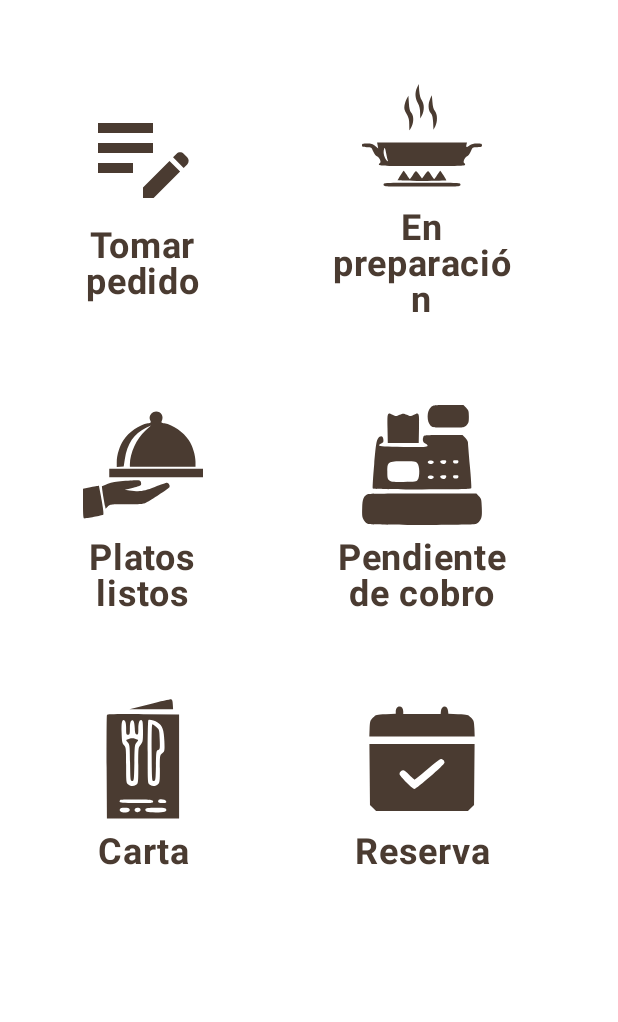
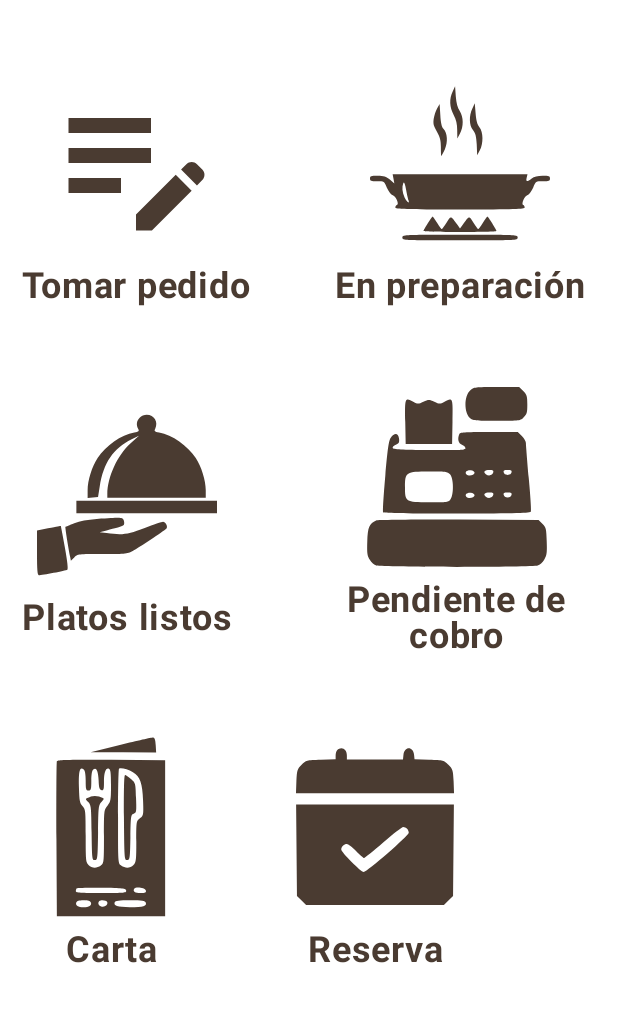
Before and after one commit to rluquea95/proyecto_comandas, an Android app built with Jetpack Compose: the MainMenuScreen screen opened through its navigation route, on a phone screen of 412 x 824 dp, the part 96-1118 px from its top. Run offline under Robolectric (Android 15) with nearby library versions, the phone set to English and light mode, and no system bars; our stand-ins replace Dagger/Hilt's generated code, Firebase (no records; nobody signed in at launch, a user with empty details on screens opened directly).

Commit message:
Cambios en la apariencia de MainMenu y Carta (colores, posición)

```diff
--- a/app/src/main/java/com/example/readytapas/ui/screens/mainmenu/MainMenuScreen.kt
+++ b/app/src/main/java/com/example/readytapas/ui/screens/mainmenu/MainMenuScreen.kt
@@ -35,21 +35,15 @@ fun MainMenuScreen(
             .fillMaxSize()
             .background(BarBlancoHuesoTexto)
     ) {
-        Column(
-            modifier = Modifier.fillMaxSize()
-        ) {
         TopBarWithMenu(
             title = "Ready Tapas",
             onLogoutClick = onLogoutClick,
             showBackButton = false
         )
-            // Se añade espacio entre la barra superior y el contenido
-            Spacer(modifier = Modifier.height(20.dp))
+
         Column(
-                modifier = Modifier
-                    .fillMaxSize()
-                    .padding(16.dp),
-                verticalArrangement = Arrangement.spacedBy(28.dp),
+            modifier = Modifier.fillMaxSize(),
+            verticalArrangement = Arrangement.Center,
             horizontalAlignment = Alignment.CenterHorizontally
         ) {
             // Los botones de la pantalla principal
@@ -70,6 +64,8 @@ fun MainMenuScreen(
                 )
             }
 
+            Spacer(modifier = Modifier.height(25.dp))
+
             Row(
                 modifier = Modifier.fillMaxWidth(),
                 horizontalArrangement = Arrangement.spacedBy(28.dp),
@@ -86,6 +82,8 @@ fun MainMenuScreen(
                     onClick = { navController.navigate("pendienteCobro") } // Navegar a la pantalla de pendiente de cobro
                 )
             }
+
+            Spacer(modifier = Modifier.height(25.dp))
 
             Row(
                 modifier = Modifier.fillMaxWidth(),
@@ -106,7 +104,6 @@ fun MainMenuScreen(
         }
     }
 }
-}
 
 @Composable
 fun MenuItem(
@@ -117,24 +114,29 @@ fun MenuItem(
     Column(
         modifier = Modifier
             .clickable { onClick() }
-            .padding(14.dp)
-            .width(130.dp),
-        horizontalAlignment = Alignment.CenterHorizontally
+            .padding(14.dp),
+        horizontalAlignment = Alignment.CenterHorizontally,
     ) {
         Image(
             painter = painter,
             contentDescription = text,
-            modifier = Modifier.size(80.dp),
+            modifier = Modifier.size(120.dp),
             colorFilter = ColorFilter.tint(BarMarronOscuro)
         )
         Spacer(modifier = Modifier.height(8.dp))
-        Text(text, fontSize = 24.sp, color = BarMarronOscuro, textAlign = TextAlign.Center, fontWeight = FontWeight.Bold)
+        Text(
+            text,
+            fontSize = 24.sp,
+            color = BarMarronOscuro,
+            textAlign = TextAlign.Center,
+            fontWeight = FontWeight.Bold
+        )
     }
 }
 
 @Preview
 @Composable
-fun PreviewMainMenuScreen(){
+fun PreviewMainMenuScreen() {
     // Creamos un NavController simulado para el Preview
     val navController = rememberNavController()
 
--- a/app/src/main/java/com/example/readytapas/ui/theme/Color.kt
+++ b/app/src/main/java/com/example/readytapas/ui/theme/Color.kt
@@ -13,5 +13,5 @@ val Pink40 = Color(0xFF7D5260)
 val BarMarronOscuro = Color(0xFF4A3B31)
 val BarBeigeClaro = Color(0xFFF5F0E1)
 val BarGrisMedio = Color(0xFF8C8178)
-val BarMarronMedioAcento = Color(0xFFA08573)
+val BarMarronMedioAcento = Color(0x80A08573)
 val BarBlancoHuesoTexto = Color(0xFFFFFFFF)
```
Also changed, not shown: app/src/main/java/com/example/readytapas/ui/screens/carta/CartaScreen.kt (+91 -28 lines), app/src/main/java/com/example/readytapas/ui/screens/carta/CartaViewModel.kt (+26 -14 lines). Lines whose indentation alone changed are shown as unchanged.
